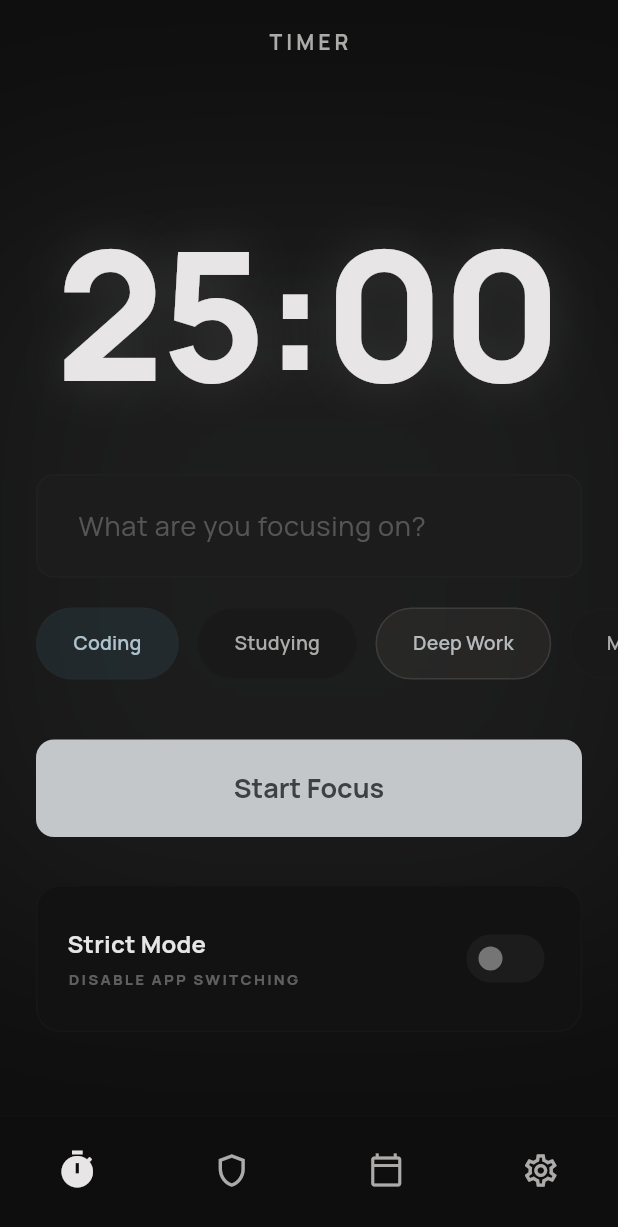
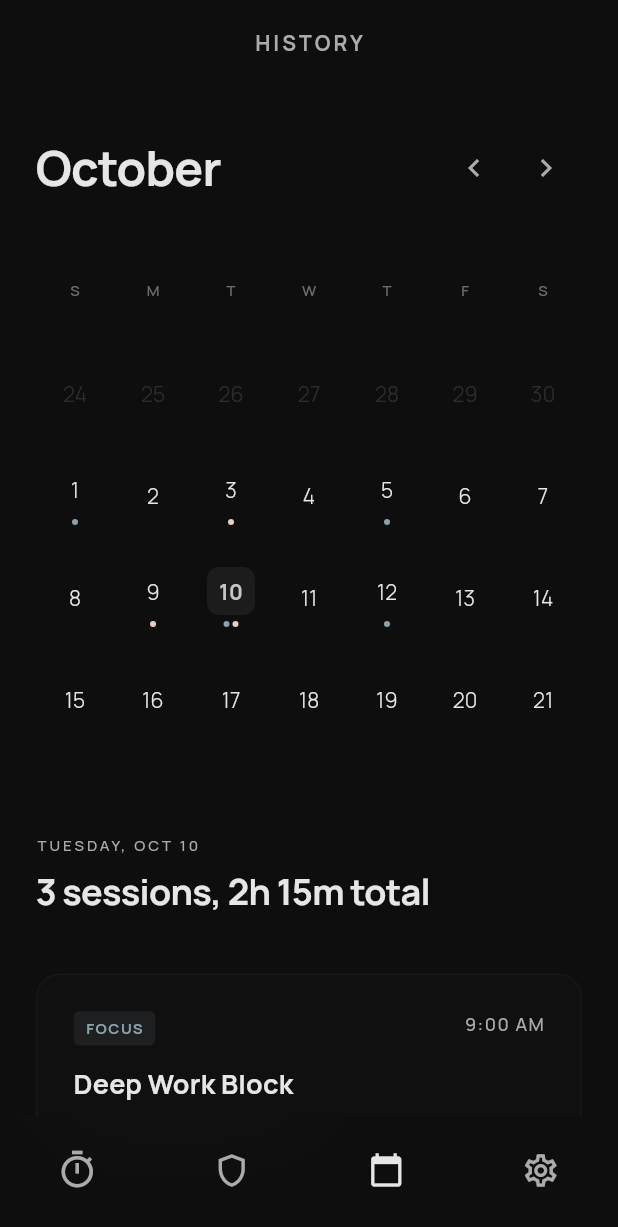
Before and after one commit to isura3147/detach_mobile_app, a Flutter app: the screen it shows after launch, on a phone screen of 412 x 824 dp. Shown: the top 1227 px of the screen. Run offline on Flutter 3.47's test engine with Material 3 defaults, Android fonts, the phone set to English and light mode, and no system bars.

Commit message:
feat: complete UI for log screen

```diff
--- /dev/null
+++ b/lib/features/log/screens/log_screen.dart
@@ -0,0 +1,379 @@
+import 'dart:ui';
+import 'package:flutter/material.dart';
+import '../../../core/theme/app_colors.dart';
+
+class LogScreen extends StatelessWidget {
+  const LogScreen({super.key});
+
+  @override
+  Widget build(BuildContext context) {
+    final theme = Theme.of(context);
+    final colorScheme = theme.colorScheme;
+    final textTheme = theme.textTheme;
+
+    return Scaffold(
+      extendBodyBehindAppBar: true,
+      appBar: PreferredSize(
+        preferredSize: const Size.fromHeight(64),
+        child: AppBar(
+          title: Text(
+            'HISTORY',
+            style: textTheme.labelSmall?.copyWith(
+              fontSize: 14,
+              fontWeight: FontWeight.w700,
+              letterSpacing: 2.0,
+              color: colorScheme.onSurfaceVariant,
+            ),
+          ),
+          backgroundColor: Colors.transparent,
+          elevation: 0,
+          centerTitle: true,
+        ),
+      ),
+      bottomNavigationBar: Container(
+        height: 80,
+        decoration: BoxDecoration(
+          border: Border(
+            top: BorderSide(
+              color: colorScheme.outlineVariant.withValues(alpha: 0.1),
+              width: 0.5,
+            ),
+          ),
+        ),
+        child: ClipRect(
+          child: BackdropFilter(
+            filter: ImageFilter.blur(sigmaX: 32, sigmaY: 32),
+            child: BottomNavigationBar(
+              currentIndex: 2,
+              backgroundColor: colorScheme.surface.withValues(alpha: 0.8),
+              elevation: 0,
+              items: const [
+                BottomNavigationBarItem(
+                  icon: Icon(Icons.timer_outlined, size: 28),
+                  activeIcon: Icon(Icons.timer, size: 28),
+                  label: 'Timer',
+                ),
+                BottomNavigationBarItem(
+                  icon: Icon(Icons.shield_outlined, size: 26),
+                  activeIcon: Icon(Icons.shield, size: 26),
+                  label: 'Shield',
+                ),
+                BottomNavigationBarItem(
+                  icon: Icon(Icons.calendar_today_outlined, size: 24),
+                  activeIcon: Icon(Icons.calendar_today, size: 24),
+                  label: 'Calendar',
+                ),
+                BottomNavigationBarItem(
+                  icon: Icon(Icons.settings_outlined, size: 26),
+                  activeIcon: Icon(Icons.settings, size: 26),
+                  label: 'Settings',
+                ),
+              ],
+            ),
+          ),
+        ),
+      ),
+      body: SafeArea(
+        child: SingleChildScrollView(
+          padding: const EdgeInsets.symmetric(horizontal: 24, vertical: 24),
+          child: Column(
+            crossAxisAlignment: CrossAxisAlignment.start,
+            children: [
+              _buildCalendarSection(context),
+              const SizedBox(height: 64),
+              _buildSummarySection(context),
+              const SizedBox(height: 120), // Bottom padding for nav bar
+            ],
+          ),
+        ),
+      ),
+    );
+  }
+
+  Widget _buildCalendarSection(BuildContext context) {
+    final theme = Theme.of(context);
+    final colorScheme = theme.colorScheme;
+
+    return Column(
+      crossAxisAlignment: CrossAxisAlignment.start,
+      children: [
+        Row(
+          mainAxisAlignment: MainAxisAlignment.spaceBetween,
+          children: [
+            Text(
+              'October',
+              style: theme.textTheme.headlineLarge?.copyWith(
+                fontWeight: FontWeight.w700,
+              ),
+            ),
+            Row(
+              children: [
+                IconButton(
+                  icon: const Icon(Icons.chevron_left),
+                  color: colorScheme.onSurfaceVariant,
+                  onPressed: () {},
+                ),
+                IconButton(
+                  icon: const Icon(Icons.chevron_right),
+                  color: colorScheme.onSurfaceVariant,
+                  onPressed: () {},
+                ),
+              ],
+            ),
+          ],
+        ),
+        const SizedBox(height: 32),
+        GridView.count(
+          crossAxisCount: 7,
+          shrinkWrap: true,
+          physics: const NeverScrollableScrollPhysics(),
+          childAspectRatio: 1.0, // To make them square
+          mainAxisSpacing: 16, // match gap-y-8 spacing feeling
+          children: [
+            // Weekdays
+            ...['S', 'M', 'T', 'W', 'T', 'F', 'S'].map(
+              (day) => Center(
+                child: Text(
+                  day,
+                  style: theme.textTheme.labelSmall?.copyWith(
+                    color: colorScheme.onSurfaceVariant.withValues(alpha: 0.6),
+                    letterSpacing: 2.0,
+                  ),
+                ),
+              ),
+            ),
+            // Days
+            // Previous month
+            ...List.generate(7, (i) => _buildCalendarDay(context, (24 + i).toString(), isMuted: true)),
+            // Current month (up to 21 for this visual)
+            ...List.generate(21, (i) {
+              int day = i + 1;
+              bool isSelected = day == 10;
+              List<Color> dots = [];
+              if (day == 1 || day == 5 || day == 12) dots.add(AppColors.secondary);
+              if (day == 3 || day == 9) dots.add(AppColors.tertiaryDim);
+              if (isSelected) {
+                dots.add(AppColors.secondary);
+                dots.add(AppColors.tertiaryDim);
+              }
+              return _buildCalendarDay(context, day.toString(), isSelected: isSelected, dots: dots);
+            }),
+          ],
+        ),
+      ],
+    );
+  }
+
+  Widget _buildCalendarDay(
+    BuildContext context,
+    String day, {
+    bool isMuted = false,
+    bool isSelected = false,
+    List<Color> dots = const [],
+  }) {
+    final theme = Theme.of(context);
+    final colorScheme = theme.colorScheme;
+
+    return Column(
+      mainAxisAlignment: MainAxisAlignment.center,
+      children: [
+        Container(
+          width: 32,
+          height: 32,
+          decoration: isSelected
+              ? BoxDecoration(
+                  color: colorScheme.surfaceContainerHighest,
+                  borderRadius: BorderRadius.circular(8),
+                )
+              : null,
+          alignment: Alignment.center,
+          child: Text(
+            day,
+            style: theme.textTheme.bodyMedium?.copyWith(
+              fontWeight: isSelected ? FontWeight.w700 : FontWeight.w300,
+              color: isSelected
+                  ? colorScheme.primary
+                  : isMuted
+                      ? colorScheme.onSurfaceVariant.withValues(alpha: 0.2)
+                      : colorScheme.onSurface,
+            ),
+          ),
+        ),
+        if (dots.isNotEmpty)
+          Padding(
+            padding: const EdgeInsets.only(top: 4.0),
+            child: Row(
+              mainAxisAlignment: MainAxisAlignment.center,
+              children: dots.map((color) => Container(
+                width: 4,
+                height: 4,
+                margin: const EdgeInsets.symmetric(horizontal: 1),
+                decoration: BoxDecoration(
+                  color: color,
+                  shape: BoxShape.circle,
+                ),
+              )).toList(),
+            ),
+          ),
+      ],
+    );
+  }
+
+  Widget _buildSummarySection(BuildContext context) {
+    final theme = Theme.of(context);
+
+    return Column(
+      crossAxisAlignment: CrossAxisAlignment.start,
+      children: [
+        Padding(
+          padding: const EdgeInsets.only(bottom: 40),
+          child: Column(
+            crossAxisAlignment: CrossAxisAlignment.start,
+            children: [
+              Text(
+                'TUESDAY, OCT 10',
+                style: theme.textTheme.labelSmall?.copyWith(
+                  letterSpacing: 2.0,
+                  color: theme.colorScheme.onSurfaceVariant,
+                ),
+              ),
+              const SizedBox(height: 8),
+              Text(
+                '3 sessions, 2h 15m total',
+                style: theme.textTheme.headlineLarge?.copyWith(
+                  fontSize: 24,
+                  fontWeight: FontWeight.w700,
+                ),
+              ),
+            ],
+          ),
+        ),
+        _buildSessionCard(
+          context: context,
+          tag: 'Focus',
+          title: 'Deep Work Block',
+          time: '9:00 AM',
+          duration: '90m session',
+          description: 'Completed technical documentation for the new API. Phone was placed in the other room. Very productive.',
+          tagColor: AppColors.secondary,
+        ),
+        _buildSessionCard(
+          context: context,
+          tag: 'Energy',
+          title: 'Creative Morning',
+          time: '11:30 AM',
+          duration: '30m session',
+          description: 'Mood board and conceptual sketching. Felt slightly distracted but managed to finish the primary drafts.',
+          tagColor: AppColors.tertiaryDim,
+        ),
+        _buildSessionCard(
+          context: context,
+          tag: 'Focus',
+          title: 'Evening Review',
+          time: '4:45 PM',
+          duration: '15m session',
+          description: 'Inbox zero and planning for tomorrow.',
+          tagColor: AppColors.secondary,
+        ),
+      ],
+    );
+  }
+
+  Widget _buildSessionCard({
+    required BuildContext context,
+    required String tag,
+    required String title,
+    required String time,
+    required String duration,
+    required String description,
+    required Color tagColor,
+  }) {
+    final theme = Theme.of(context);
+    final colorScheme = theme.colorScheme;
+    final tagBgColor = tagColor.withValues(alpha: 0.1);
+
+    return Container(
+      margin: const EdgeInsets.only(bottom: 16),
+      padding: const EdgeInsets.all(24),
+      decoration: BoxDecoration(
+        color: colorScheme.surfaceContainerLow.withValues(alpha: 0.5),
+        borderRadius: BorderRadius.circular(16),
+        border: Border.all(
+          color: colorScheme.outlineVariant.withValues(alpha: 0.2),
+        ),
+      ),
+      child: Column(
+        crossAxisAlignment: CrossAxisAlignment.start,
+        children: [
+          Row(
+            mainAxisAlignment: MainAxisAlignment.spaceBetween,
+            crossAxisAlignment: CrossAxisAlignment.start,
+            children: [
+              Column(
+                crossAxisAlignment: CrossAxisAlignment.start,
+                children: [
+                  Container(
+                    padding: const EdgeInsets.symmetric(horizontal: 8, vertical: 4),
+                    decoration: BoxDecoration(
+                      color: tagBgColor,
+                      borderRadius: BorderRadius.circular(4),
+                    ),
+                    child: Text(
+                      tag.toUpperCase(),
+                      style: theme.textTheme.labelSmall?.copyWith(
+                        color: tagColor,
+                        fontSize: 10,
+                        fontWeight: FontWeight.w700,
+                        letterSpacing: 1.0,
+                      ),
+                    ),
+                  ),
+                  const SizedBox(height: 12),
+                  Text(
+                    title,
+                    style: theme.textTheme.titleMedium?.copyWith(
+                      fontWeight: FontWeight.w700,
+                    ),
+                  ),
+                ],
+              ),
+              Text(
+                time,
+                style: theme.textTheme.labelSmall?.copyWith(
+                  fontSize: 12,
+                ),
+              ),
+            ],
+          ),
+          const SizedBox(height: 16),
+          Row(
+            children: [
+              Icon(
+                Icons.timer_outlined,
+                size: 16,
+                color: colorScheme.onSurfaceVariant,
+              ),
+              const SizedBox(width: 8),
+              Text(
+                duration,
+                style: theme.textTheme.bodyMedium?.copyWith(
+                  color: colorScheme.onSurfaceVariant,
+                  fontSize: 14,
+                ),
+              ),
+            ],
+          ),
+          const SizedBox(height: 16),
+          Text(
+            description,
+            style: theme.textTheme.bodyMedium?.copyWith(
+              color: colorScheme.onSurfaceVariant,
+              fontWeight: FontWeight.w300,
+              height: 1.6,
+            ),
+          ),
+        ],
+      ),
+    );
+  }
+}
--- a/lib/main.dart
+++ b/lib/main.dart
@@ -1,6 +1,6 @@
 import 'package:flutter/material.dart';
 import 'core/theme/app_theme.dart';
-import 'features/timer/screens/timer_screen.dart';
+import 'features/log/screens/log_screen.dart';
 
 void main() {
   runApp(const MyApp());
@@ -17,7 +17,7 @@ class MyApp extends StatelessWidget {
       theme: AppTheme.darkTheme,
       darkTheme: AppTheme.darkTheme,
       themeMode: ThemeMode.dark,
-      home: const TimerScreen(),
+      home: const LogScreen(),
     );
   }
 }
```
